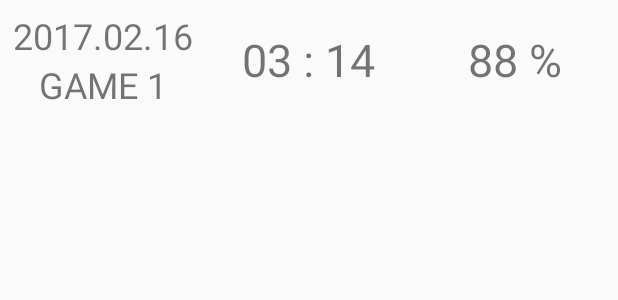
After one commit to poketred12/Humanities_Project, an Android app: the layout my_study_items.xml on its own in the app's theme, with its tools: preview values and no code run, on a phone screen of 412 x 824 dp. The commit adds this screen. Shown: the top 300 px of the screen. Run offline under Robolectric (Android 15) with nearby library versions, the phone set to English and light mode, and no system bars.

Commit message:
나의 학습현황 스타일 전 xml

```diff
--- a/app/src/main/res/layout/activity_main.xml
+++ b/app/src/main/res/layout/activity_main.xml
@@ -25,6 +25,9 @@
                 android:hint="아이디"/>
 
             <EditText
+
+                android:inputType="textPassword"
+
                 android:layout_width="match_parent"
                 android:layout_height="wrap_content"
                 android:hint="비밀번호"
--- /dev/null
+++ b/app/src/main/res/layout/my_study_items.xml
@@ -0,0 +1,76 @@
+<?xml version="1.0" encoding="utf-8"?>
+<LinearLayout xmlns:android="http://schemas.android.com/apk/res/android"
+    android:orientation="horizontal"
+    android:layout_width="match_parent"
+    android:layout_height="80dp">
+
+    <LinearLayout
+        android:layout_weight="1"
+        android:layout_width="match_parent"
+        android:layout_height="match_parent"
+        android:orientation="vertical"
+        android:gravity="center">
+
+        <TextView
+            android:layout_width="match_parent"
+            android:layout_height="wrap_content"
+            android:text="2017.02.16"
+            android:textSize="24dp"
+            android:textAlignment="center"/>
+        <TextView
+            android:layout_width="match_parent"
+            android:layout_height="wrap_content"
+            android:text="GAME 1"
+            android:textSize="24dp"
+            android:textAlignment="center"/>
+
+    </LinearLayout>
+
+    <LinearLayout
+        android:layout_weight="1"
+        android:layout_width="match_parent"
+        android:layout_height="match_parent"
+        android:orientation="horizontal"
+        android:gravity="center">
+
+        <TextView
+            android:layout_width="wrap_content"
+            android:layout_height="wrap_content"
+            android:text="03"
+            android:textSize="30dp" />
+        <TextView
+            android:layout_width="wrap_content"
+            android:layout_height="wrap_content"
+            android:text=" : "
+            android:textSize="30dp" />
+        <TextView
+            android:layout_width="wrap_content"
+            android:layout_height="wrap_content"
+            android:text="14"
+            android:textSize="30dp" />
+
+    </LinearLayout>
+
+
+
+    <LinearLayout
+        android:layout_weight="1"
+        android:layout_width="match_parent"
+        android:layout_height="match_parent"
+        android:orientation="horizontal"
+        android:gravity="center">
+
+        <TextView
+            android:layout_width="wrap_content"
+            android:layout_height="wrap_content"
+            android:text="88"
+            android:textSize="30dp" />
+        <TextView
+            android:layout_width="wrap_content"
+            android:layout_height="wrap_content"
+            android:text=" %"
+            android:textSize="30dp" />
+
+    </LinearLayout>
+
+</LinearLayout>
```
Also changed, not shown: app/src/main/res/layout/my_study.xml (added, +30 -0 lines), app/src/main/res/layout/test_result.xml (+30 -5 lines).
